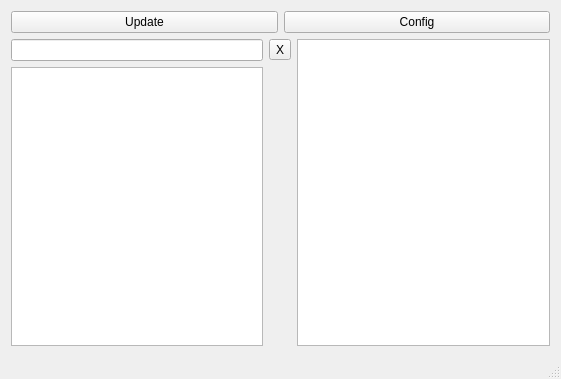
Before: the Qt Designer form mainwindow.ui in IJHack/QtPass, drawn with Qt 5.
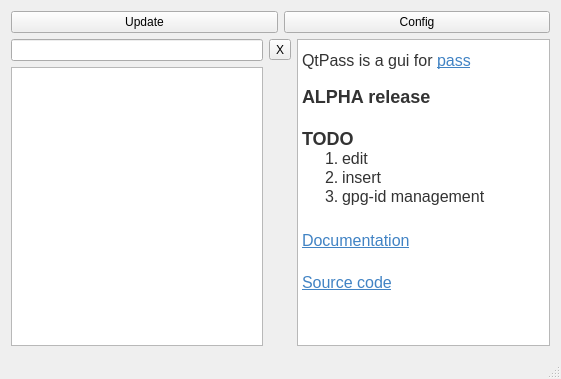
After: the same form once the commit is applied.

Diff of the .ui file:
```diff
--- a/mainwindow.ui
+++ b/mainwindow.ui
@@ -53,7 +53,24 @@
        </layout>
       </item>
       <item>
-       <widget class="QTextBrowser" name="textBrowser"/>
+       <widget class="QTextBrowser" name="textBrowser">
+        <property name="html">
+         <string>&lt;!DOCTYPE HTML PUBLIC &quot;-//W3C//DTD HTML 4.0//EN&quot; &quot;http://www.w3.org/TR/REC-html40/strict.dtd&quot;&gt;
+&lt;html&gt;&lt;head&gt;&lt;meta name=&quot;qrichtext&quot; content=&quot;1&quot; /&gt;&lt;style type=&quot;text/css&quot;&gt;
+p, li { white-space: pre-wrap; }
+&lt;/style&gt;&lt;/head&gt;&lt;body style=&quot; font-family:'.Helvetica Neue DeskInterface'; font-size:13pt; font-weight:400; font-style:normal;&quot;&gt;
+&lt;p style=&quot; margin-top:0px; margin-bottom:16px; margin-left:0px; margin-right:0px; -qt-block-indent:0; text-indent:0px; line-height:25.6px;&quot;&gt;&lt;span style=&quot; font-family:'Helvetica Neue,Helvetica,Segoe UI,Arial,freesans,sans-serif'; font-size:16px; color:#333333;&quot;&gt;QtPass is a gui for &lt;/span&gt;&lt;a href=&quot;http://www.passwordstore.org/&quot;&gt;&lt;span style=&quot; font-family:'Helvetica Neue,Helvetica,Segoe UI,Arial,freesans,sans-serif'; font-size:16px; text-decoration: underline; color:#4183c4; background-color:transparent;&quot;&gt;pass&lt;/span&gt;&lt;/a&gt;&lt;/p&gt;
+&lt;p style=&quot; margin-top:0px; margin-bottom:0px; margin-left:0px; margin-right:0px; -qt-block-indent:0; text-indent:0px;&quot;&gt;&lt;span style=&quot; font-family:'Helvetica Neue,Helvetica,Segoe UI,Arial,freesans,sans-serif'; font-size:x-large; font-weight:600; color:#333333;&quot;&gt;ALPHA release&lt;/span&gt;&lt;/p&gt;
+&lt;p style=&quot;-qt-paragraph-type:empty; margin-top:0px; margin-bottom:0px; margin-left:0px; margin-right:0px; -qt-block-indent:0; text-indent:0px; font-family:'Helvetica Neue,Helvetica,Segoe UI,Arial,freesans,sans-serif'; font-size:x-large; font-weight:600; color:#333333;&quot;&gt;&lt;br /&gt;&lt;/p&gt;
+&lt;p style=&quot; margin-top:0px; margin-bottom:0px; margin-left:0px; margin-right:0px; -qt-block-indent:0; text-indent:0px;&quot;&gt;&lt;span style=&quot; font-family:'Helvetica Neue,Helvetica,Segoe UI,Arial,freesans,sans-serif'; font-size:x-large; font-weight:600; color:#333333;&quot;&gt;TODO&lt;/span&gt;&lt;/p&gt;
+&lt;ol style=&quot;margin-top: 0px; margin-bottom: 0px; margin-left: 0px; margin-right: 0px; -qt-list-indent: 1;&quot;&gt;&lt;li style=&quot; font-family:'Helvetica Neue,Helvetica,Segoe UI,Arial,freesans,sans-serif'; font-size:16px; color:#333333;&quot; style=&quot; margin-top:0px; margin-bottom:0px; margin-left:0px; margin-right:0px; -qt-block-indent:0; text-indent:0px;&quot;&gt;&lt;span style=&quot; font-size:16px;&quot;&gt;edit&lt;/span&gt;&lt;/li&gt;
+&lt;li style=&quot; font-family:'Helvetica Neue,Helvetica,Segoe UI,Arial,freesans,sans-serif'; font-size:16px; color:#333333;&quot; style=&quot; margin-top:0px; margin-bottom:0px; margin-left:0px; margin-right:0px; -qt-block-indent:0; text-indent:0px;&quot;&gt;&lt;span style=&quot; font-size:16px;&quot;&gt;insert&lt;/span&gt;&lt;/li&gt;
+&lt;li style=&quot; font-family:'Helvetica Neue,Helvetica,Segoe UI,Arial,freesans,sans-serif'; font-size:16px; color:#333333;&quot; style=&quot; margin-top:0px; margin-bottom:0px; margin-left:0px; margin-right:0px; -qt-block-indent:0; text-indent:0px;&quot;&gt;&lt;span style=&quot; font-size:16px;&quot;&gt;gpg-id management&lt;/span&gt;&lt;/li&gt;&lt;/ol&gt;
+&lt;p style=&quot;-qt-paragraph-type:empty; margin-top:0px; margin-bottom:0px; margin-left:0px; margin-right:0px; -qt-block-indent:0; text-indent:0px; font-family:'Helvetica Neue,Helvetica,Segoe UI,Arial,freesans,sans-serif'; font-size:16px; color:#333333;&quot;&gt;&lt;br /&gt;&lt;/p&gt;
+&lt;p style=&quot; margin-top:0px; margin-bottom:16px; margin-left:0px; margin-right:0px; -qt-block-indent:0; text-indent:0px; line-height:25.6px;&quot;&gt;&lt;a href=&quot;http://ijhack.github.io/qtpass/&quot;&gt;&lt;span style=&quot; font-family:'Helvetica Neue,Helvetica,Segoe UI,Arial,freesans,sans-serif'; font-size:16px; text-decoration: underline; color:#4183c4; background-color:transparent;&quot;&gt;Documentation&lt;/span&gt;&lt;/a&gt;&lt;/p&gt;
+&lt;p style=&quot; margin-top:0px; margin-bottom:0px; margin-left:0px; margin-right:0px; -qt-block-indent:0; text-indent:0px; line-height:25.6px;&quot;&gt;&lt;a href=&quot;https://github.com/IJHack/qtpass&quot;&gt;&lt;span style=&quot; font-family:'Helvetica Neue,Helvetica,Segoe UI,Arial,freesans,sans-serif'; font-size:16px; text-decoration: underline; color:#4183c4; background-color:transparent;&quot;&gt;Source code&lt;/span&gt;&lt;/a&gt;&lt;/p&gt;&lt;/body&gt;&lt;/html&gt;</string>
+        </property>
+       </widget>
       </item>
      </layout>
     </item>
```
